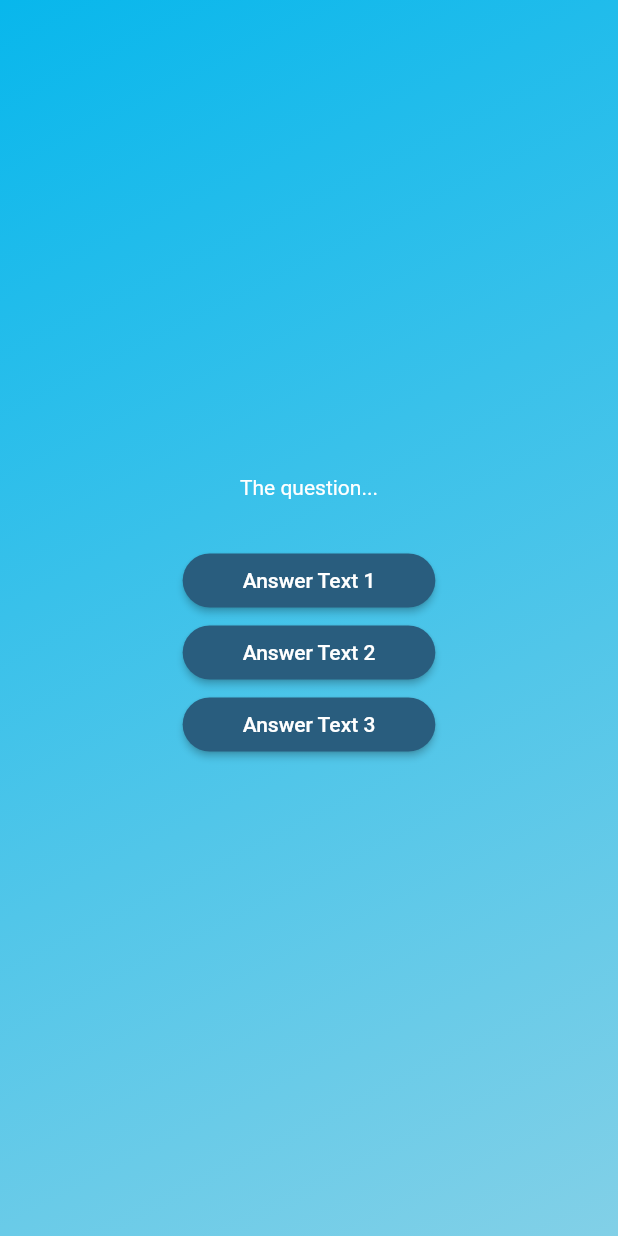
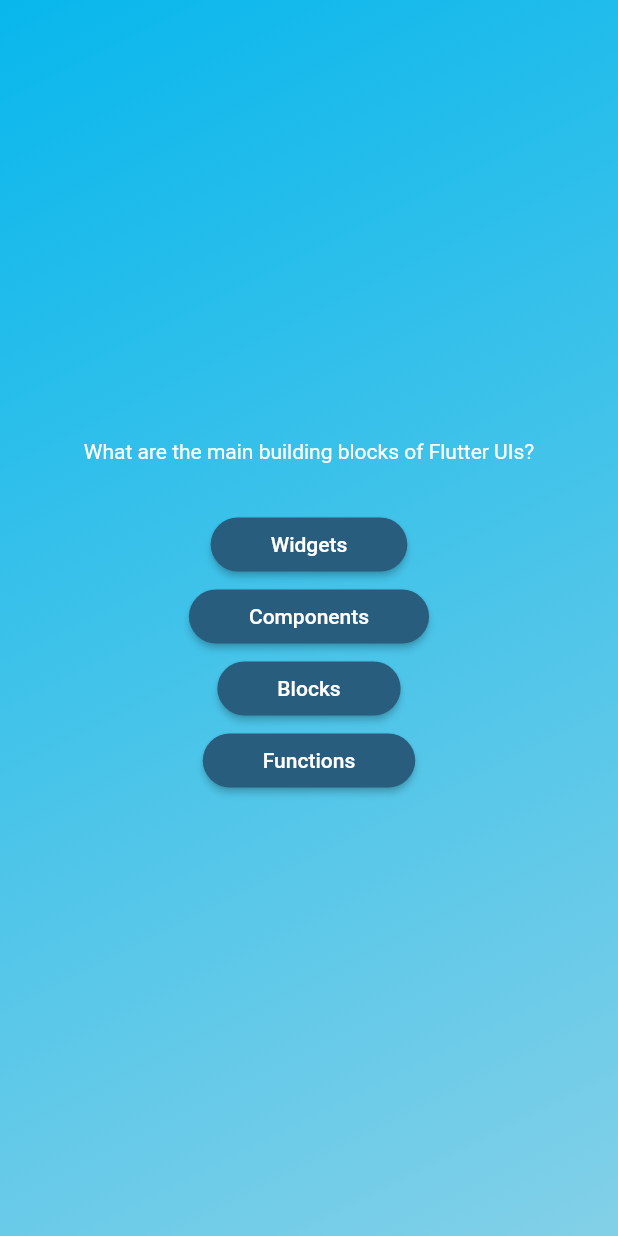
Before and after one commit to DarkoPG27/Quiz, a Flutter app: the screen it shows after launch, after a tap on "Start Quiz", on a phone screen of 412 x 824 dp. Run offline on Flutter 3.47's test engine with Material 2 defaults, Android fonts, the phone set to English and light mode, and no system bars.

Commit message:
mapping list and using spread operator

```diff
--- a/lib/questions_screen.dart
+++ b/lib/questions_screen.dart
@@ -1,5 +1,7 @@
 import 'package:adv_basics/answer_button.dart';
 import 'package:flutter/material.dart';
+
+import 'package:adv_basics/data/questions.dart';
 
 class QuestionsScreen extends StatefulWidget {
   const QuestionsScreen({super.key});
@@ -13,21 +15,23 @@ class QuestionsScreen extends StatefulWidget {
 class _QuestionsScreenState extends State<QuestionsScreen> {
   @override
   Widget build(context) {
+    final currentQuestion = questions[0];
+
     return SizedBox(
       width: double.infinity,
       child: Column(
         mainAxisAlignment: MainAxisAlignment.center,
         children: [
-          const Text(
-            'The question...',
-            style: TextStyle(
+          Text(
+            currentQuestion.text,
+            style: const TextStyle(
               color: Colors.white,
             ),
           ),
           const SizedBox(height: 30),
-          AnswerButton(answerText: 'Answer Text 1', onTap: () {}),
-          AnswerButton(answerText: 'Answer Text 2', onTap: () {}),
-          AnswerButton(answerText: 'Answer Text 3', onTap: () {}),
+          ...currentQuestion.answers.map((answer) {
+            return AnswerButton(answerText: answer, onTap: () {});
+          })
         ],
       ),
     );
```
